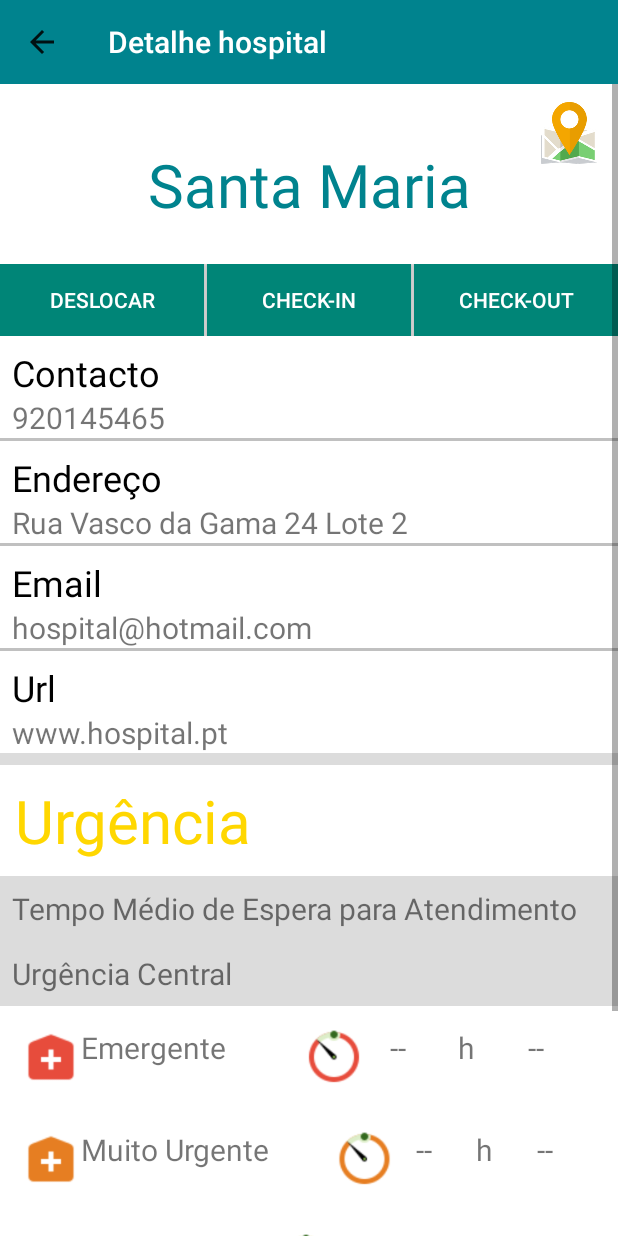
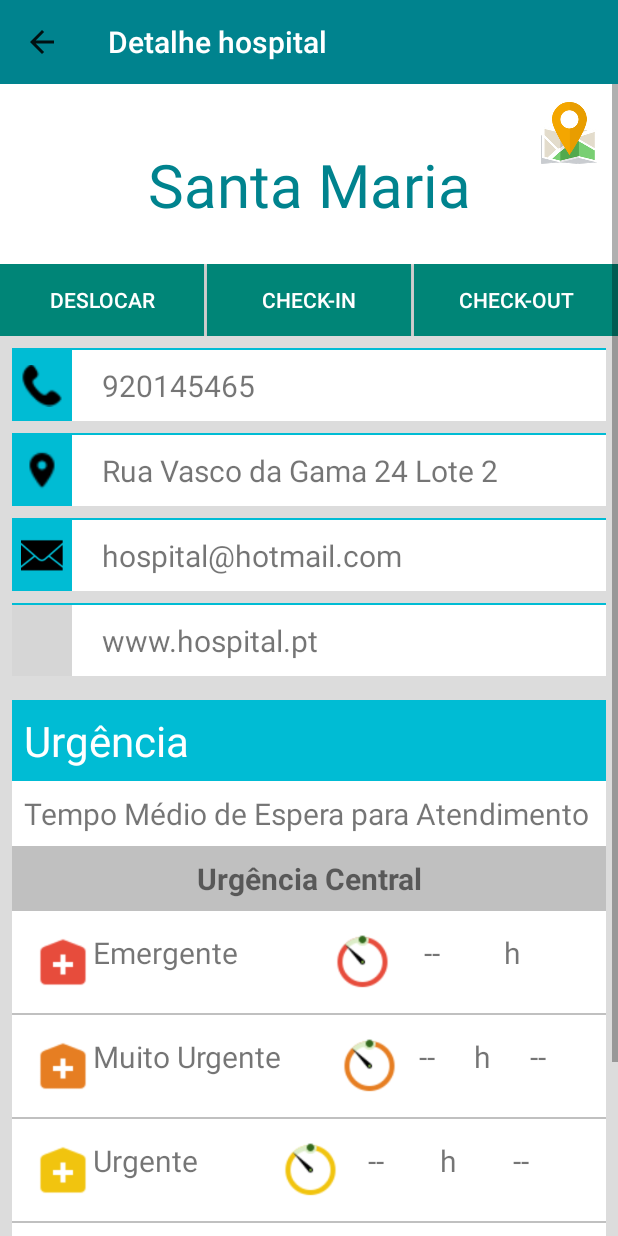
Before and after one commit to stelio-ivan/ProjectoAndroidSNS, an Android app: the hospital_detalhe_activity screen opened directly, with no data from a screen before it, on a phone screen of 412 x 824 dp. Run offline under Robolectric (Android 15) with nearby library versions, the phone set to English and light mode, and no system bars; grey boxes are pictures that could not be loaded.

Commit message:
update design detalhe_hospital_1

```diff
--- a/app/src/main/java/dominando/android/mysnsserviodeurgncia/MainActivity.java
+++ b/app/src/main/java/dominando/android/mysnsserviodeurgncia/MainActivity.java
@@ -14,7 +14,7 @@ public class MainActivity extends AppCompatActivity {
         super.onCreate(savedInstanceState);
 
         //Pode-se alterar o hospital_list_item por uma outra activity que pretenda testar
-        Intent intent = new Intent(getApplicationContext(), sugestao_form.class);
+        Intent intent = new Intent(getApplicationContext(), HospitalListActivity.class);
         startActivity(intent);
     }
 
--- a/app/src/main/res/layout/activity_hospital_detalhe.xml
+++ b/app/src/main/res/layout/activity_hospital_detalhe.xml
@@ -58,6 +58,14 @@
                 android:textColor="@color/primaryColor"
                 />
 
+           <ImageView
+            android:id="@+id/icon_mapa"
+            android:layout_width="65dp"
+            android:layout_height="65dp"
+            android:layout_alignParentRight="true"
+            android:padding="12dp"
+            android:src="@drawable/icon_mapa"/>
+
             <!-- BOTOES -->
             <LinearLayout
                 android:id="@+id/botoes"
@@ -102,159 +110,184 @@
 
             <!--- ***************************************************************** -->
 
-            <TextView
-                android:id="@+id/contato"
+            <RelativeLayout
+                android:id="@+id/r_l_info"
                 android:layout_width="match_parent"
                 android:layout_height="wrap_content"
-                android:layout_below="@+id/botoes"
-                android:text="Contacto"
-                android:textSize="24sp"
-                android:textColor="@android:color/black"
+                android:layout_below="@id/botoes"
+                android:layout_margin="8dp"
+                >
+                <!--- ***************************************************************** -->
+                <View
+                    android:id="@+id/line_0"
+                    android:layout_width="fill_parent"
+                    android:layout_height="@dimen/line_height"
+                    android:background="@color/secondaryColor"/>
+                <!--- ***************************************************************** -->
+
+                <LinearLayout
+                    android:id="@+id/l_l_phone"
+                    android:layout_width="match_parent"
+                    android:layout_height="wrap_content"
+                    android:layout_marginBottom="8dp"
                     android:background="@android:color/white"
-                android:paddingTop="8dp"
-                android:paddingLeft="8dp"
+                    android:layout_below="@id/line_0"
+                    android:orientation="horizontal">
+
+                    <ImageView
+                        android:id="@+id/icon_phone_1"
+                        android:layout_width="40dp"
+                        android:layout_height="match_parent"
+                        android:src="@drawable/phone"
+                        android:background="@color/secondaryColor"
+                        android:padding="6dp"
                         />
 
                     <TextView
                         android:id="@+id/value_contato"
+                        android:layout_width="wrap_content"
+                        android:layout_height="wrap_content"
+                        android:text="@string/default_phone"
+                        android:textSize="20sp"
+                        android:layout_marginLeft="10dp"
+                        android:padding="10dp"/>
+                </LinearLayout>
+
+                <!--- ***************************************************************** -->
+                <View
+                    android:id="@+id/line_1"
+                    android:layout_width="fill_parent"
+                    android:layout_height="@dimen/line_height"
+                    android:layout_below="@+id/l_l_phone"
+                    android:background="@color/secondaryColor"/>
+                <!--- ***************************************************************** -->
+                <LinearLayout
+                    android:id="@+id/l_l_contato"
                     android:layout_width="match_parent"
                     android:layout_height="wrap_content"
-                android:layout_below="@+id/contato"
-                android:text="@string/default_phone"
+                    android:layout_below="@id/line_1"
+                    android:background="@android:color/white"
+                    android:orientation="horizontal"
+                    android:layout_marginBottom="8dp">
+
+                    <ImageView
+                        android:id="@+id/icon_contato"
+                        android:layout_width="40dp"
+                        android:layout_height="match_parent"
+                        android:src="@drawable/morada"
+                        android:background="@color/secondaryColor"
+                        android:padding="6dp"
+                        />
+
+                    <TextView
+                        android:id="@+id/value_morada"
+                        android:layout_width="wrap_content"
+                        android:layout_height="wrap_content"
+                        android:text="@string/default_endereco"
                         android:textSize="20sp"
-                android:background="@android:color/white"
-                android:paddingLeft="8dp"/>
+                        android:layout_marginLeft="10dp"
+                        android:padding="10dp"/>
+                </LinearLayout>
                 <!--- ***************************************************************** -->
                 <View
                     android:id="@+id/line_2"
                     android:layout_width="fill_parent"
-                android:layout_height="2dp"
-                android:layout_below="@+id/value_contato"
-                android:background="#c0c0c0"/>
-
-            <TextView
-                android:id="@+id/endereco"
+                    android:layout_height="@dimen/line_height"
+                    android:layout_below="@+id/l_l_contato"
+                    android:background="@color/secondaryColor"/>
+                <!--- ***************************************************************** -->
+                <LinearLayout
+                    android:id="@+id/l_l_email"
                     android:layout_width="match_parent"
                     android:layout_height="wrap_content"
-                android:layout_below="@+id/line_2"
-                android:text="Endereço"
-                android:textSize="24sp"
-                android:textColor="@android:color/black"
+                    android:layout_below="@id/line_2"
                     android:background="@android:color/white"
-                android:paddingTop="8dp"
-                android:paddingLeft="8dp"
+                    android:orientation="horizontal"
+                    android:layout_marginBottom="8dp">
+
+                    <ImageView
+                        android:id="@+id/icon_email"
+                        android:layout_width="40dp"
+                        android:layout_height="match_parent"
+                        android:src="@drawable/email"
+                        android:background="@color/secondaryColor"
+                        android:padding="6dp"
                         />
 
                     <TextView
-                android:id="@+id/value_endereco"
-                android:layout_width="match_parent"
+                        android:id="@+id/value_email"
+                        android:layout_width="wrap_content"
                         android:layout_height="wrap_content"
-                android:layout_below="@+id/endereco"
-                android:text="@string/default_endereco"
+                        android:text="@string/default_email"
                         android:textSize="20sp"
-                android:background="@android:color/white"
-                android:paddingLeft="8dp"/>
+                        android:layout_marginLeft="10dp"
+                        android:padding="10dp"/>
+                </LinearLayout>
                 <!--- ***************************************************************** -->
                 <View
                     android:id="@+id/line_3"
                     android:layout_width="fill_parent"
-                android:layout_height="2dp"
-                android:layout_below="@+id/value_endereco"
-                android:background="#c0c0c0"/>
-
-            <TextView
-                android:id="@+id/email"
+                    android:layout_height="@dimen/line_height"
+                    android:layout_below="@+id/l_l_email"
+                    android:background="@color/secondaryColor"/>
+                <!--- ***************************************************************** -->
+                <LinearLayout
+                    android:id="@+id/l_l_url"
                     android:layout_width="match_parent"
                     android:layout_height="wrap_content"
-                android:layout_below="@+id/line_3"
-                android:text="Email"
-                android:textSize="24sp"
-                android:textColor="@android:color/black"
+                    android:layout_below="@id/line_3"
                     android:background="@android:color/white"
-                android:paddingTop="8dp"
-                android:paddingLeft="8dp"
-                />
+                    android:orientation="horizontal">
 
-            <TextView
-                android:id="@+id/value_email"
-                android:layout_width="match_parent"
-                android:layout_height="wrap_content"
-                android:layout_below="@+id/email"
-                android:text="@string/default_email"
-                android:textSize="20sp"
-                android:background="@android:color/white"
-                android:paddingLeft="8dp"/>
-
-            <!--- ***************************************************************** -->
-            <View
-                android:id="@+id/line_4"
-                android:layout_width="fill_parent"
-                android:layout_height="2dp"
-                android:layout_below="@+id/value_email"
-                android:background="#c0c0c0"/>
-
-            <TextView
-                android:id="@+id/url"
-                android:layout_width="match_parent"
-                android:layout_height="wrap_content"
-                android:layout_below="@+id/line_4"
-                android:text="Url"
-                android:textSize="24sp"
-                android:textColor="@android:color/black"
-                android:background="@android:color/white"
-                android:paddingTop="8dp"
-                android:paddingLeft="8dp"
+                    <ImageView
+                        android:id="@+id/icon_url"
+                        android:layout_width="40dp"
+                        android:layout_height="match_parent"
+                        android:src="@drawable/url"
+                        android:background="@color/secondaryColor"
+                        android:padding="6dp"
                         />
 
                     <TextView
                         android:id="@+id/value_url"
+                        android:layout_width="wrap_content"
+                        android:layout_height="wrap_content"
+                        android:text="@string/default_url"
+                        android:textSize="20sp"
+                        android:layout_marginLeft="10dp"
+                        android:padding="10dp"/>
+                </LinearLayout>
+            </RelativeLayout>
+
+
+            <!--- ***************************************************************** -->
+
+
+                <RelativeLayout
+                    android:id="@+id/relative_l_urgencia"
                     android:layout_width="match_parent"
                     android:layout_height="wrap_content"
-                android:layout_below="@+id/url"
-                android:text="@string/default_url"
-                android:textSize="20sp"
+                    android:layout_below="@+id/r_l_info"
                     android:background="@android:color/white"
-                android:paddingLeft="8dp"/>
+                    android:layout_margin="8dp"
+                    >
 
-            <ImageView
-                android:id="@+id/icon_mapa"
-                android:layout_width="65dp"
-                android:layout_height="65dp"
-                android:layout_alignParentRight="true"
-                android:padding="12dp"
-                android:src="@drawable/icon_mapa"/>
-            <!--- ***************************************************************** -->
-
-            <RelativeLayout
-                android:id="@+id/relative_l_2"
-                android:layout_width="match_parent"
-                android:layout_height="wrap_content"
-                android:layout_below="@+id/value_url"
-                android:layout_marginTop="8dp">
-
-                <!--- ***************************************************************** -->
                     <TextView
                         android:id="@+id/urgencia"
                         android:layout_width="match_parent"
                         android:layout_height="wrap_content"
                         android:text="Urgência"
-                    android:textSize="40sp"
-                    android:textColor="#FFD700"
-                    android:background="@android:color/white"
-                    android:padding="10dp"
+                        android:textSize="28sp"
+                        android:textColor="@android:color/white"
+                        android:background="@color/secondaryColor"
+                        android:padding="8dp"
                         />
-
-                <RelativeLayout
-                    android:id="@+id/relative_l_3"
-                    android:layout_width="match_parent"
-                    android:layout_height="wrap_content"
-                    android:layout_below="@+id/urgencia"
-                    android:background="#DCDCDC">
 
                     <TextView
                         android:id="@+id/descricao_urgencia"
                         android:layout_width="match_parent"
                         android:layout_height="wrap_content"
+                        android:layout_below="@id/urgencia"
                         android:text="Tempo Médio de Espera para Atendimento"
                         android:padding="8dp"
                         android:textSize="20sp"
@@ -268,7 +301,11 @@
                         android:text="Urgência Central"
                         android:padding="8dp"
                         android:textSize="20sp"
+                        android:textAlignment="center"
+                        android:textStyle="bold"
+                        android:background="#c0c0c0"
                         />
+
 
                     <LinearLayout
                         android:id="@+id/estado_urgencia_1"
@@ -315,43 +352,19 @@
                             android:text="h"
                             android:textSize="20sp"
                             />
-
-                        <TextView
-                            android:layout_width="wrap_content"
-                            android:layout_height="wrap_content"
-                            android:layout_weight="1"
-                            android:text="--"
-                            android:textSize="20sp"
-                            />
-
-                        <!-- *******************************-->
-                        <!--<ImageView-->
-                            <!--android:layout_width="40dp"-->
-                            <!--android:layout_height="40dp"-->
-                            <!--android:layout_weight="1"-->
-                            <!--android:src="@drawable/people_emergente"/>-->
-
-                        <!--<TextView-->
-                            <!--android:layout_width="wrap_content"-->
-                            <!--android:layout_height="wrap_content"-->
-                            <!--android:layout_weight="1"-->
-                            <!--android:text="0"-->
-                            <!--android:textSize="20sp"-->
-                            <!--/>-->
-
-                        <!--<TextView-->
-                            <!--android:layout_width="wrap_content"-->
-                            <!--android:layout_height="wrap_content"-->
-                            <!--android:layout_weight="1"-->
-                            <!--android:text="pessoas"-->
-                            <!--android:textSize="20sp"-->
-                            <!--/>-->
                     </LinearLayout>
 
                     <!--**********************************************************-->
+                    <View
+                        android:id="@+id/line_5"
+                        android:layout_width="fill_parent"
+                        android:layout_height="@dimen/line_height"
+                        android:layout_below="@+id/estado_urgencia_1"
+                        android:background="#c0c0c0"/>
+
                     <LinearLayout
                         android:id="@+id/estado_urgencia_2"
-                        android:layout_below="@+id/estado_urgencia_1"
+                        android:layout_below="@+id/line_5"
                         android:layout_width="match_parent"
                         android:layout_height="wrap_content"
                         android:background="@android:color/white"
@@ -405,9 +418,16 @@
                     </LinearLayout>
 
                     <!--**********************************************************-->
+                    <View
+                        android:id="@+id/line_6"
+                        android:layout_width="fill_parent"
+                        android:layout_height="@dimen/line_height"
+                        android:layout_below="@+id/estado_urgencia_2"
+                        android:background="#c0c0c0"/>
+
                     <LinearLayout
                         android:id="@+id/estado_urgencia_3"
-                        android:layout_below="@+id/estado_urgencia_2"
+                        android:layout_below="@+id/line_6"
                         android:layout_width="match_parent"
                         android:layout_height="wrap_content"
                         android:background="@android:color/white"
@@ -461,9 +481,17 @@
                     </LinearLayout>
 
                     <!--**********************************************************-->
+
+                    <View
+                        android:id="@+id/line_7"
+                        android:layout_width="fill_parent"
+                        android:layout_height="@dimen/line_height"
+                        android:layout_below="@+id/estado_urgencia_3"
+                        android:background="#c0c0c0"/>
+
                     <LinearLayout
                         android:id="@+id/estado_urgencia_4"
-                        android:layout_below="@+id/estado_urgencia_3"
+                        android:layout_below="@+id/line_7"
                         android:layout_width="match_parent"
                         android:layout_height="wrap_content"
                         android:background="@android:color/white"
@@ -517,9 +545,17 @@
                     </LinearLayout>
 
                     <!--**Não urgente ********************************************************-->
+
+                    <View
+                        android:id="@+id/line_8"
+                        android:layout_width="fill_parent"
+                        android:layout_height="@dimen/line_height"
+                        android:layout_below="@+id/estado_urgencia_4"
+                        android:background="#c0c0c0"/>
+
                     <LinearLayout
                         android:id="@+id/estado_urgencia_5"
-                        android:layout_below="@+id/estado_urgencia_4"
+                        android:layout_below="@+id/line_8"
                         android:layout_width="match_parent"
                         android:layout_height="wrap_content"
                         android:background="@android:color/white"
@@ -572,8 +608,6 @@
                             />
                     </LinearLayout>
                 </RelativeLayout>
-
-            </RelativeLayout>
         </RelativeLayout>
 
 
--- a/app/src/main/res/values/dimens.xml
+++ b/app/src/main/res/values/dimens.xml
@@ -4,4 +4,5 @@
     <dimen name="activity_vertical_margin">16dp</dimen>
     <dimen name="medium_margin">16dp</dimen>
     <dimen name="small_margin">8dp</dimen>
+    <dimen name="line_height">1dp</dimen>
 </resources>
```
Also changed, not shown: app/src/main/res/drawable/phone_1.png (added). Lines whose indentation alone changed are shown as unchanged.
